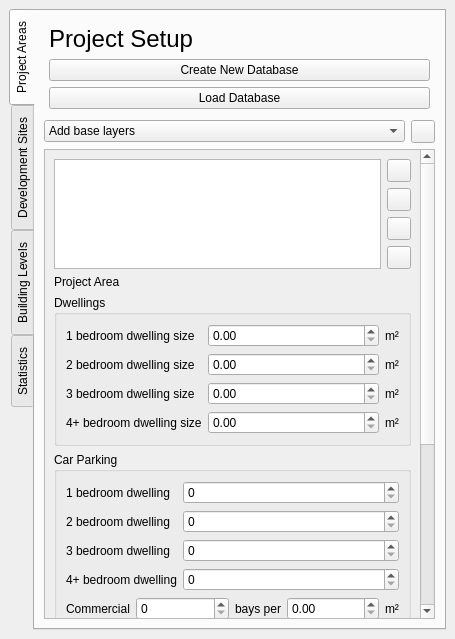
First picture: the form in qcity/ui/dockwidget_main.ui, repository north-road/QCity, before the edit.
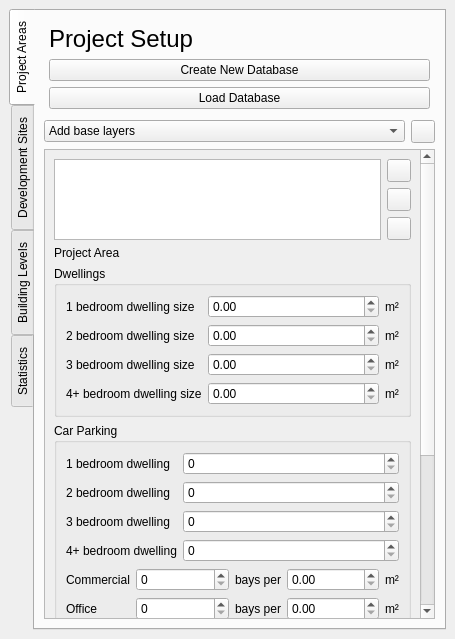
Second picture: the form after the edit. Custom widgets are drawn as their Qt base class.

Commit message:
Drop import areas function
Not part of round 1 specs

The edit to the form file:
```diff
--- a/qcity/ui/dockwidget_main.ui
+++ b/qcity/ui/dockwidget_main.ui
@@ -120,16 +120,6 @@
                   </property>
                  </widget>
                 </item>
-                <item>
-                 <widget class="QToolButton" name="pushButton_import_project_areas">
-                  <property name="toolTip">
-                   <string>Import project areas from layer</string>
-                  </property>
-                  <property name="text">
-                   <string/>
-                  </property>
-                 </widget>
-                </item>
                 <item>
                  <spacer name="verticalSpacer_2">
                   <property name="orientation">
```
Left out of the diff: 1 changed line with no effect on the pictures. The commit also changes 2 other files.
